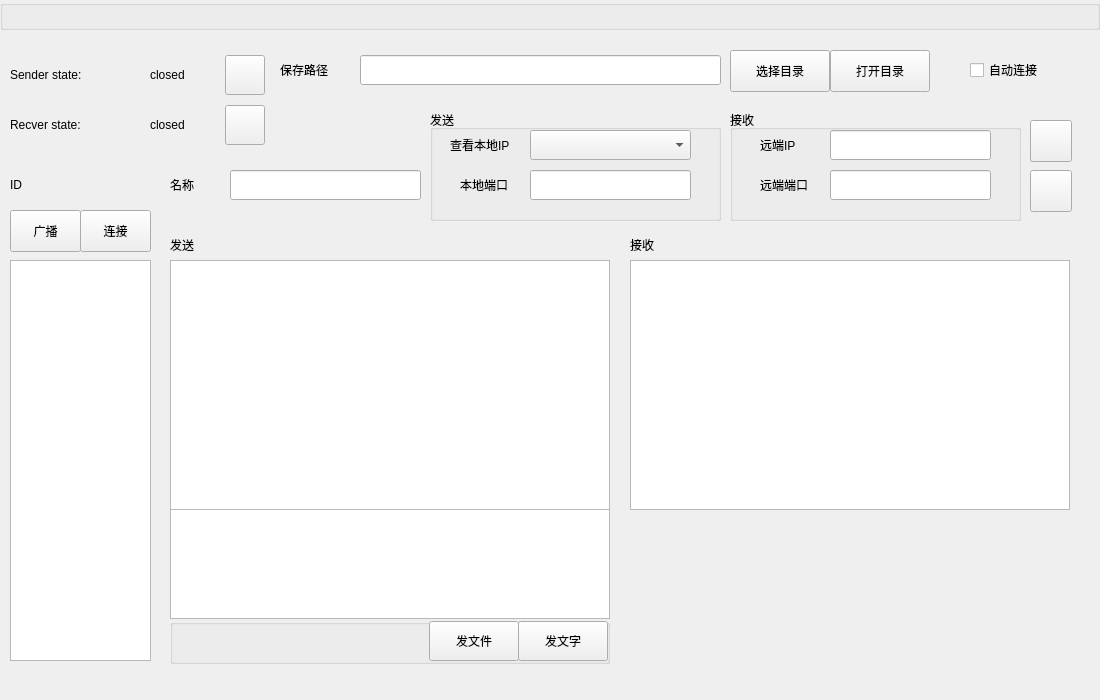
realth000/localcharger, file src/gui/mainui.ui: the form before one commit.
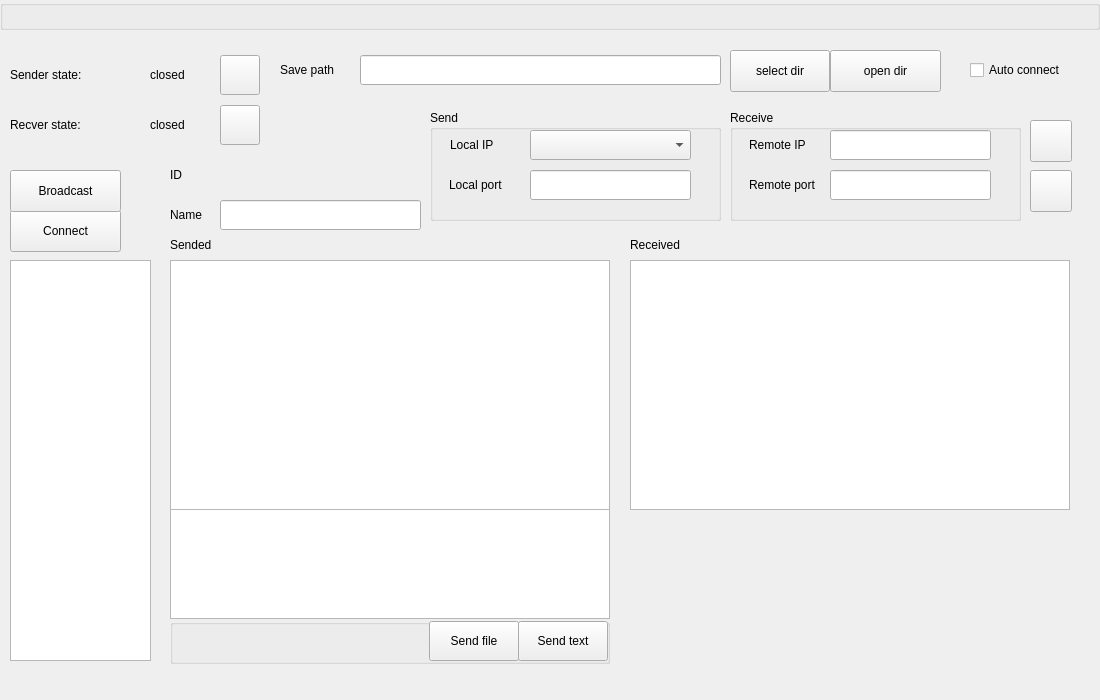
The form after the commit. Custom widgets are drawn as their Qt base class.

What changed in the file:
```diff
--- a/src/gui/mainui.ui
+++ b/src/gui/mainui.ui
@@ -61,7 +61,7 @@
     <rect>
      <x>150</x>
      <y>60</y>
-     <width>71</width>
+     <width>65</width>
      <height>30</height>
     </rect>
    </property>
@@ -85,7 +85,7 @@
   <widget class="QPushButton" name="startSenderPushButton">
    <property name="geometry">
     <rect>
-     <x>225</x>
+     <x>220</x>
      <y>55</y>
      <width>40</width>
      <height>40</height>
@@ -98,7 +98,7 @@
   <widget class="QPushButton" name="startRecverPushButton">
    <property name="geometry">
     <rect>
-     <x>225</x>
+     <x>220</x>
      <y>105</y>
      <width>40</width>
      <height>40</height>
@@ -118,19 +118,19 @@
     </rect>
    </property>
    <property name="title">
-    <string>接收</string>
+    <string>Receive</string>
    </property>
    <widget class="QLabel" name="label_4">
     <property name="geometry">
      <rect>
-      <x>30</x>
+      <x>19</x>
       <y>60</y>
-      <width>70</width>
+      <width>81</width>
       <height>30</height>
      </rect>
     </property>
     <property name="text">
-     <string>远端端口</string>
+     <string>Remote port</string>
     </property>
    </widget>
    <widget class="QLineEdit" name="senderUrlLineEdit">
@@ -146,14 +146,14 @@
    <widget class="QLabel" name="label_3">
     <property name="geometry">
      <rect>
-      <x>30</x>
+      <x>19</x>
       <y>20</y>
-      <width>70</width>
+      <width>81</width>
       <height>30</height>
      </rect>
     </property>
     <property name="text">
-     <string>远端IP</string>
+     <string>Remote IP</string>
     </property>
    </widget>
    <widget class="QLineEdit" name="senderPortLineEdit">
@@ -216,7 +216,7 @@
     </rect>
    </property>
    <property name="text">
-    <string>发送</string>
+    <string>Sended</string>
    </property>
   </widget>
   <widget class="QLabel" name="label_6">
@@ -229,7 +229,7 @@
     </rect>
    </property>
    <property name="text">
-    <string>接收</string>
+    <string>Received</string>
    </property>
   </widget>
   <widget class="QGroupBox" name="senderConfigGroupBox">
@@ -242,19 +242,19 @@
     </rect>
    </property>
    <property name="title">
-    <string>发送</string>
+    <string>Send</string>
    </property>
    <widget class="QLabel" name="label_10">
     <property name="geometry">
      <rect>
-      <x>30</x>
+      <x>19</x>
       <y>60</y>
-      <width>70</width>
+      <width>81</width>
       <height>30</height>
      </rect>
     </property>
     <property name="text">
-     <string>本地端口</string>
+     <string>Local port</string>
     </property>
    </widget>
    <widget class="QLineEdit" name="recverPortLineEdit">
@@ -277,7 +277,7 @@
      </rect>
     </property>
     <property name="text">
-     <string>查看本地IP</string>
+     <string>Local IP</string>
     </property>
    </widget>
    <widget class="QComboBox" name="recverUrlHintComboBox">
@@ -309,7 +309,7 @@
     <rect>
      <x>150</x>
      <y>110</y>
-     <width>71</width>
+     <width>65</width>
      <height>30</height>
     </rect>
    </property>
@@ -352,7 +352,7 @@
      </rect>
     </property>
     <property name="text">
-     <string>发文字</string>
+     <string>Send text</string>
     </property>
    </widget>
    <widget class="QPushButton" name="sendFilePushButton">
@@ -365,7 +365,7 @@
      </rect>
     </property>
     <property name="text">
-     <string>发文件</string>
+     <string>Send file</string>
     </property>
    </widget>
   </widget>
@@ -389,7 +389,7 @@
     </rect>
    </property>
    <property name="text">
-    <string>保存路径</string>
+    <string>Save path</string>
    </property>
   </widget>
   <widget class="QPushButton" name="selectSaveFilePathPushButton">
@@ -402,7 +402,7 @@
     </rect>
    </property>
    <property name="text">
-    <string>选择目录</string>
+    <string>select dir</string>
    </property>
   </widget>
   <widget class="QListWidget" name="clientsListWidget">
@@ -418,48 +418,48 @@
   <widget class="QPushButton" name="connectSelectedClientPushButton">
    <property name="geometry">
     <rect>
-     <x>80</x>
+     <x>10</x>
      <y>210</y>
-     <width>71</width>
+     <width>111</width>
      <height>42</height>
     </rect>
    </property>
    <property name="text">
-    <string>连接</string>
+    <string>Connect</string>
    </property>
   </widget>
   <widget class="QPushButton" name="broadcastPushButton">
    <property name="geometry">
     <rect>
      <x>10</x>
-     <y>210</y>
-     <width>71</width>
+     <y>170</y>
+     <width>111</width>
      <height>42</height>
     </rect>
    </property>
    <property name="text">
-    <string>广播</string>
+    <string>Broadcast</string>
    </property>
   </widget>
   <widget class="QLabel" name="label_9">
    <property name="geometry">
     <rect>
      <x>170</x>
-     <y>170</y>
+     <y>200</y>
      <width>51</width>
      <height>30</height>
     </rect>
    </property>
    <property name="text">
-    <string>名称</string>
+    <string>Name</string>
    </property>
   </widget>
   <widget class="QLineEdit" name="clientNameLineEdit">
    <property name="geometry">
     <rect>
-     <x>230</x>
-     <y>170</y>
-     <width>191</width>
+     <x>220</x>
+     <y>200</y>
+     <width>201</width>
      <height>30</height>
     </rect>
    </property>
@@ -467,8 +467,8 @@
   <widget class="QLabel" name="label_11">
    <property name="geometry">
     <rect>
-     <x>10</x>
-     <y>170</y>
+     <x>170</x>
+     <y>160</y>
      <width>51</width>
      <height>30</height>
     </rect>
@@ -480,9 +480,9 @@
   <widget class="QLabel" name="clientIdLabel">
    <property name="geometry">
     <rect>
-     <x>80</x>
-     <y>170</y>
-     <width>72</width>
+     <x>220</x>
+     <y>160</y>
+     <width>31</width>
      <height>30</height>
     </rect>
    </property>
@@ -495,12 +495,12 @@
     <rect>
      <x>970</x>
      <y>60</y>
-     <width>101</width>
+     <width>105</width>
      <height>20</height>
     </rect>
    </property>
    <property name="text">
-    <string>自动连接</string>
+    <string>Auto connect</string>
    </property>
   </widget>
   <widget class="QPushButton" name="openDownloadDirPushButton">
@@ -508,12 +508,12 @@
     <rect>
      <x>830</x>
      <y>50</y>
-     <width>100</width>
+     <width>111</width>
      <height>42</height>
     </rect>
    </property>
    <property name="text">
-    <string>打开目录</string>
+    <string>open dir</string>
    </property>
   </widget>
  </widget>
```
